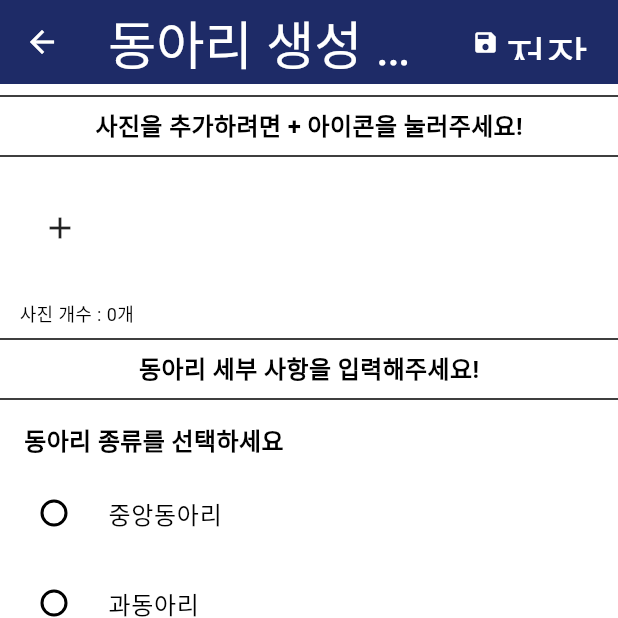
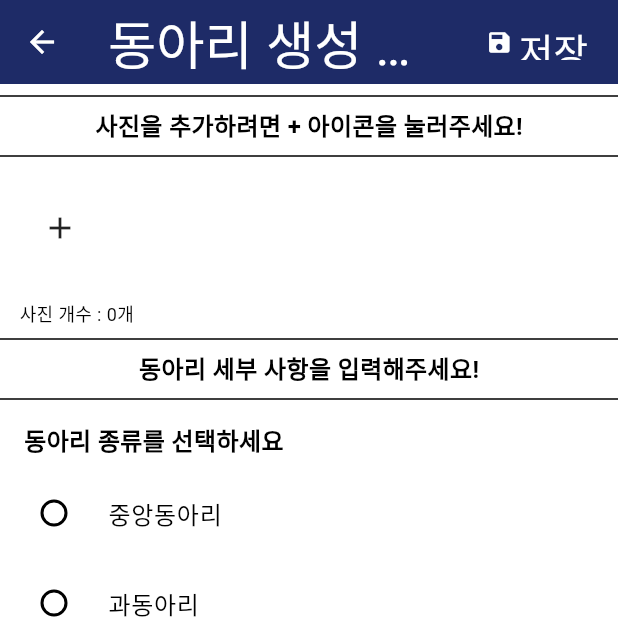
Before and after one commit to gimseongcheol/team_project, a Flutter app: the CreateClubScreen screen opened directly, on a phone screen of 412 x 824 dp, the top half of it. Run offline on Flutter 3.47's test engine with Material 3 defaults, Android fonts, the phone set to English and light mode, and no system bars; our stand-ins replace cloud_firestore, extended_image, firebase_auth, firebase_core, firebase_storage, flutter_slidable and 6 more; missing offline and left inert: flutter_state_notifier; accounts and stored records are empty; Roboto replaces fonts that are missing (Dongle).

Commit message:
24.04.11

```diff
--- a/lib/screen/modify/createClubScreen.dart
+++ b/lib/screen/modify/createClubScreen.dart
@@ -171,7 +171,7 @@ class _CreateClubScreenState extends State<CreateClubScreen> {
                         style: TextStyle(
                           fontFamily: 'Dongle',
                           color: Colors.white, // 텍스트 색상을 하얀색으로 지정
-                          fontSize: 30.0,
+                          fontSize: 25.0,
                         ),
                       ),
                     ],
@@ -195,6 +195,7 @@ class _CreateClubScreenState extends State<CreateClubScreen> {
             ),
             Divider(),
             // "+" 버튼과 이미지들을 표시할 영역
+            //여기 Listview추가해야함 오류 조심
             Form(
               key: _globalKey,
               autovalidateMode: _autovalidateMode,
```
